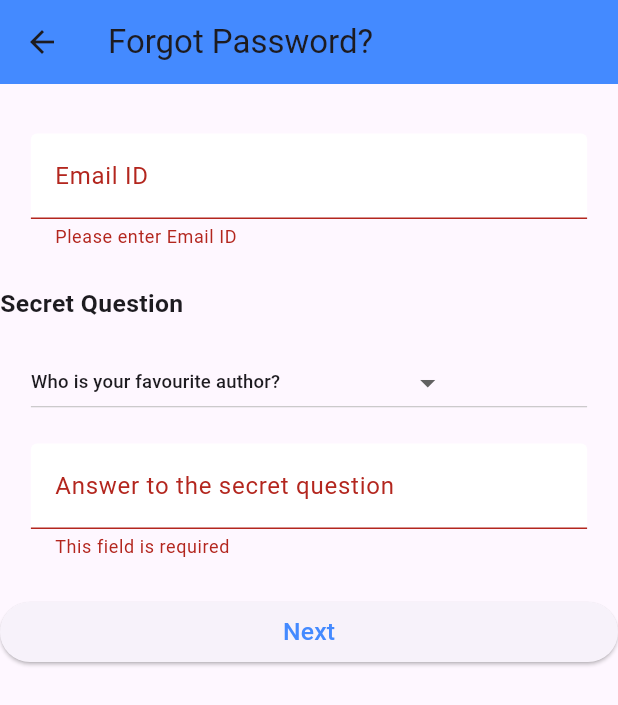
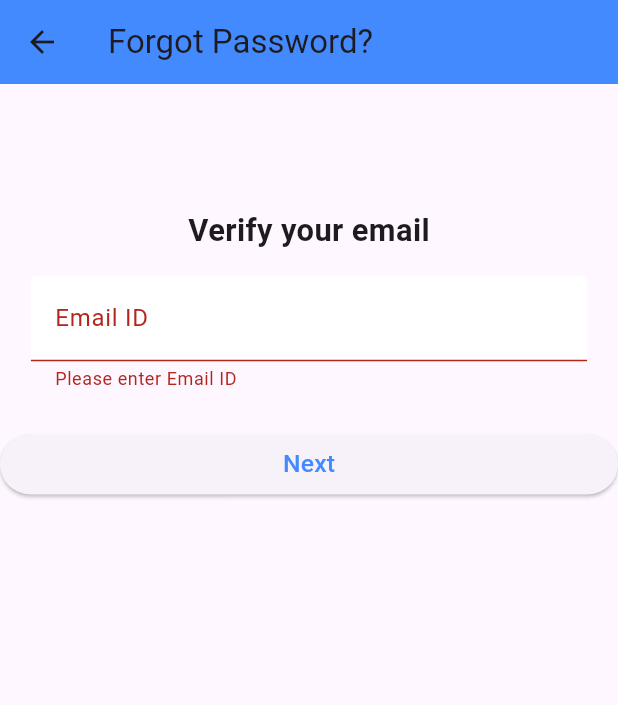
Before and after one commit to pavigupta21/flutter_application_1, a Flutter app: the ForgotPass screen opened directly, after a tap on "Next", on a phone screen of 412 x 824 dp. Shown: the top 705 px of the screen. Run offline on Flutter 3.47's test engine with Material 3 defaults, Android fonts, the phone set to English and light mode, and no system bars; our stand-ins replace animated_splash_screen, cloud_firestore, email_validator, firebase_auth, firebase_core, firebase_storage and 3 more; accounts and stored records are empty.

Commit message:
FP anf RP AND FPN

```diff
--- a/lib/Pages/FP.dart
+++ b/lib/Pages/FP.dart
@@ -1,5 +1,4 @@
 import 'package:flutter/material.dart';
-import 'package:firebase_auth/firebase_auth.dart';
 import 'FPN.dart';
 import 'package:email_validator/email_validator.dart';
 
@@ -12,10 +11,7 @@ class ForgotPass extends StatefulWidget {
 
 class _ForgotPassState extends State<ForgotPass> {
   String Email_ID = "";
-  String answer = "";
   TextEditingController _Email_IDController = TextEditingController();
-  TextEditingController _answerController = TextEditingController();
-  String _selectedItem = 'Who is your favourite author?';
   final _formKey = GlobalKey<FormState>();
 
   @override
@@ -43,7 +39,17 @@ class _ForgotPassState extends State<ForgotPass> {
           child: Column(
             crossAxisAlignment: CrossAxisAlignment.stretch,
             children: [
-              SizedBox(height: height * 0.04),
+              SizedBox(height: height * 0.1), // Adjusted height for spacing
+              Center(
+                child: Text(
+                  'Verify your email',
+                  style: TextStyle(
+                    fontSize: width * 0.05,
+                    fontWeight: FontWeight.bold,
+                  ),
+                ),
+              ),
+              SizedBox(height: height * 0.02),
               Container(
                 padding: EdgeInsets.symmetric(horizontal: width * 0.05),
                 child: TextFormField(
@@ -65,85 +71,16 @@ class _ForgotPassState extends State<ForgotPass> {
                 ),
               ),
               SizedBox(height: height * 0.03),
-              Text(
-                'Secret Question',
-                style: TextStyle(
-                  fontWeight: FontWeight.bold,
-                  fontSize: width * 0.04,
-                ),
-              ),
-              SizedBox(height: height * 0.02),
-              Container(
-                padding: EdgeInsets.symmetric(horizontal: width * 0.05),
-                child: DropdownButton<String>(
-                  value: _selectedItem,
-                  onChanged: (String? newValue) {
-                    setState(() {
-                      _selectedItem = newValue!;
-                    });
-                  },
-                  items: <String>[
-                    'Who is your favourite author?',
-                    'Which is your favourite book?',
-                    "What was your first pet's name?",
-                    "What is the last name of your best friend?",
-                    "Who is your favourite movie star?",
-                    "What town were you born in?",
-                    "What is your favourite restaurant?",
-                    "Who is your favourite historical person?",
-                    "What is the name of your eldest cousin?",
-                    "What is your favourite travelling destination?",
-                    "What is your favourite sport?",
-                    "What was your favourite food as a child?",
-                    "What is your favourite hobby?",
-                    'What is your favourite car model?',
-                  ].map<DropdownMenuItem<String>>((String value) {
-                    return DropdownMenuItem<String>(
-                      value: value,
-                      child: Text(
-                        value,
-                        style: TextStyle(fontSize: width * 0.03),
-                      ),
-                    );
-                  }).toList(),
-                ),
-              ),
-              SizedBox(height: height * 0.02),
-              Container(
-                padding: EdgeInsets.symmetric(horizontal: width * 0.05),
-                child: TextFormField(
-                  validator: (value) {
-                    if (value == null || value.isEmpty) {
-                      return "This field is required";
-                    }
-                    return null;
-                  },
-                  controller: _answerController,
-                  decoration: InputDecoration(
-                    labelText: 'Answer to the secret question',
-                    filled: true,
-                    fillColor: Colors.white,
-                  ),
-                  style: TextStyle(fontSize: width * 0.04),
-                ),
-              ),
-              SizedBox(height: height * 0.03),
               ElevatedButton(
                 onPressed: () {
                   if (_formKey.currentState!.validate()) {
                     setState(() {
                       Email_ID = _Email_IDController.text;
-                      answer = _answerController.text;
                     });
                     Navigator.push(
                       context,
                       MaterialPageRoute(builder: (context) => ForgotPassNew()),
                     );
-                    // You can use the variables as needed.
-                    // Navigator.push(
-                    //   context,
-                    //   MaterialPageRoute(builder: (context) => ForgotPassNew()),
-                    // );
                   }
                 },
                 style: ElevatedButton.styleFrom(
--- a/lib/Pages/FPN.dart
+++ b/lib/Pages/FPN.dart
@@ -24,12 +24,11 @@ class _ForgotPassNewState extends State<ForgotPassNew> {
     var width = size.width;
     return Scaffold(
       appBar: AppBar(
-        title: Text("Confirm New Password"), // Set the title here
-        backgroundColor: Colors.blueAccent, // Set the background color here
+        title: Text("Confirm New Password"),
+        backgroundColor: Colors.blueAccent,
         leading: IconButton(
           icon: Icon(Icons.arrow_back),
           onPressed: () {
-            // Handle back button press here
             Navigator.pop(context);
           },
         ),
@@ -85,17 +84,16 @@ class _ForgotPassNewState extends State<ForgotPassNew> {
                 ),
                 SizedBox(height: height * 0.05),
                 ElevatedButton(
-                  onPressed: () {
+                  onPressed: () async {
                     if (_formKey.currentState!.validate()) {
                       newPassword = _newPasswordController.text;
                       confirmNewPassword = _confirmNewPasswordController.text;
-                      // You can use the 'newPassword' and 'confirmNewPassword' variables as needed.
 
-                      // Update the user's password
                       try {
                         User? user = _auth.currentUser;
                         if (user != null) {
-                          user.updatePassword(newPassword);
+                          await user.updatePassword(
+                              newPassword); // Update the user's password
                           ScaffoldMessenger.of(context).showSnackBar(
                             SnackBar(
                               content: Text('Password updated successfully'),
@@ -118,9 +116,6 @@ class _ForgotPassNewState extends State<ForgotPassNew> {
                   },
                   style: ElevatedButton.styleFrom(
                     foregroundColor: Colors.blueAccent,
-                    // Set the button background color here
-                    disabledForegroundColor:
-                        Colors.white, // Set the text color here
                   ),
                   child: Text('Confirm'),
                 ),
--- a/lib/Pages/RP.dart
+++ b/lib/Pages/RP.dart
@@ -1,6 +1,7 @@
 import 'package:flutter/material.dart';
 import 'loginpage.dart';
 import 'package:firebase_auth/firebase_auth.dart';
+import 'package:cloud_firestore/cloud_firestore.dart';
 
 class ResetPass extends StatefulWidget {
   const ResetPass({Key? key}) : super(key: key);
@@ -159,16 +160,25 @@ class _ResetPassState extends State<ResetPass> {
 
   Future<void> resetPassword() async {
     try {
-      // Fetching the current user's details
-      var currentUser = FirebaseAuth.instance.currentUser;
-      if (currentUser == null) {
-        throw ("Please login to update password");
+      String email = _Email_IDController.text.trim();
+      if (email.isEmpty) {
+        throw ("Please enter Email ID");
       }
-      // Updating the password
+      // Check if the user is registered in Firestore
+      QuerySnapshot snapshot = await FirebaseFirestore.instance
+          .collection('users')
+          .where('email', isEqualTo: email)
+          .get();
+      if (snapshot.docs.isEmpty) {
+        throw ("User not registered in Firestore");
+      }
+      // Update the user's password
       await FirebaseAuth.instance.currentUser!
           .updatePassword(_newPasswordController.text);
+      showSnackBar("Password updated successfully", context);
     } catch (e) {
-      throw (e);
+      errorMessage = e.toString();
+      setState(() {});
     }
   }
 }
```
